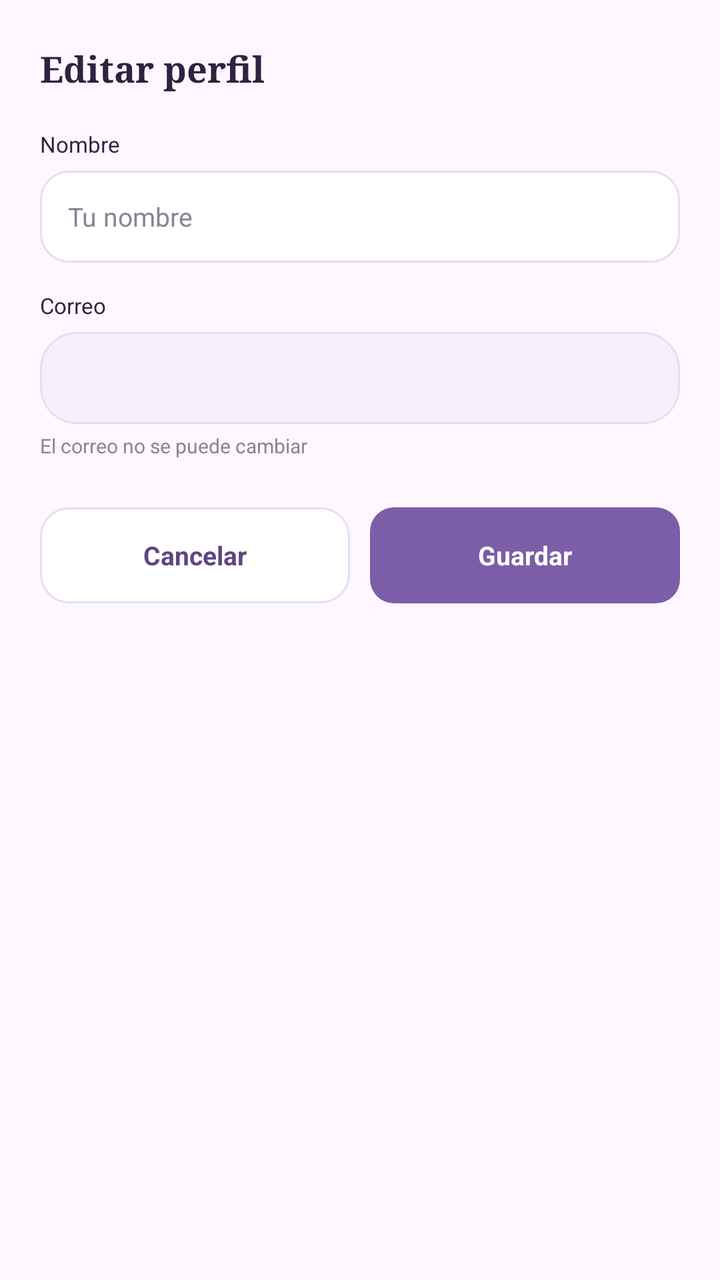
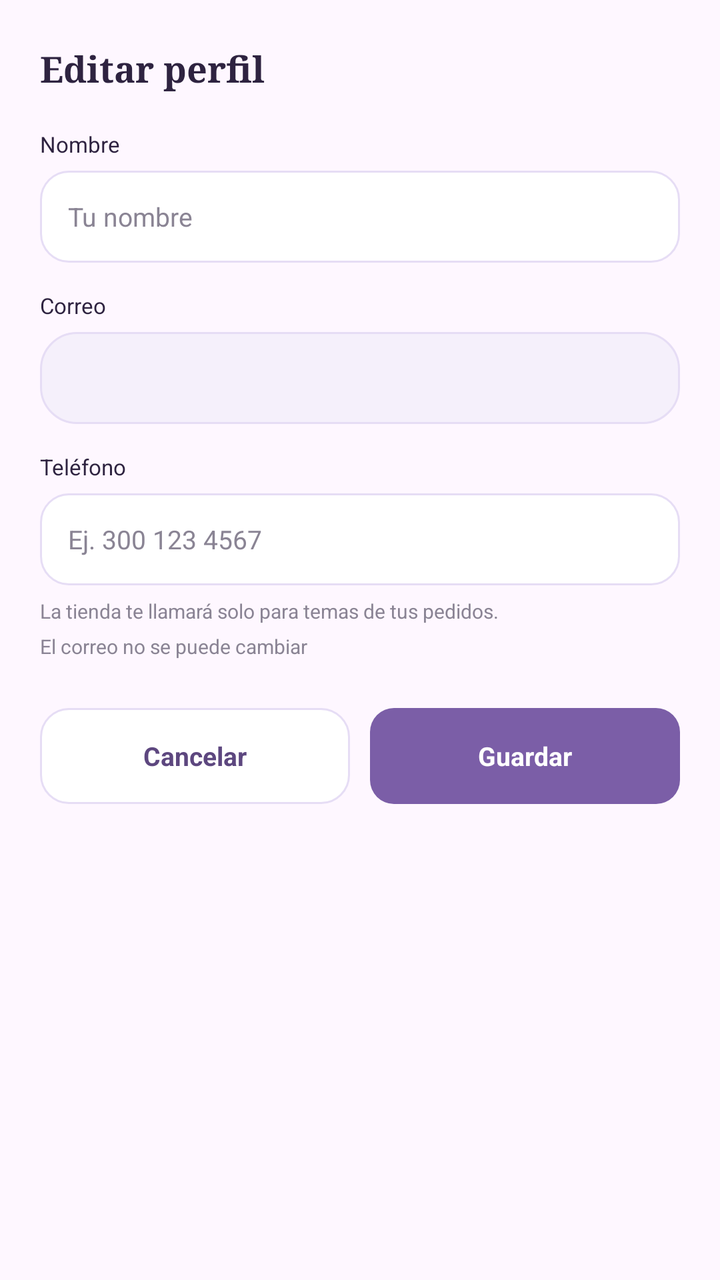

The first picture is an Android layout as it rendered before a commit; the second is the same layout after the commit. The layout source and the unified diff follow.
<!-- AndroidManifest.xml: application theme Theme.SasoBakeryApp -->
<!-- res/layout/dialog_editar_perfil_comprador.xml -->
<?xml version="1.0" encoding="utf-8"?>
<androidx.core.widget.NestedScrollView
    xmlns:android="http://schemas.android.com/apk/res/android"
    android:layout_width="match_parent"
    android:layout_height="wrap_content"
    android:overScrollMode="never">

    <LinearLayout
        android:layout_width="match_parent"
        android:layout_height="wrap_content"
        android:orientation="vertical"
        android:paddingStart="20dp"
        android:paddingTop="22dp"
        android:paddingEnd="20dp"
        android:paddingBottom="24dp">

        <TextView
            android:layout_width="wrap_content"
            android:layout_height="wrap_content"
            android:fontFamily="serif"
            android:text="Editar perfil"
            android:textColor="#2E2340"
            android:textSize="18sp"
            android:textStyle="bold" />

        <TextView
            android:layout_width="wrap_content"
            android:layout_height="wrap_content"
            android:layout_marginTop="18dp"
            android:text="Nombre"
            android:textColor="#2E2340"
            android:textSize="11sp" />

        <EditText
            android:id="@+id/etCompradorNombre"
            android:layout_width="match_parent"
            android:layout_height="46dp"
            android:layout_marginTop="6dp"
            android:background="@drawable/bg_users_input"
            android:hint="Tu nombre"
            android:importantForAutofill="no"
            android:inputType="textPersonName|textCapWords"
            android:maxLines="1"
            android:paddingStart="14dp"
            android:paddingEnd="14dp"
            android:textColor="#2E2340"
            android:textColorHint="#8A8494"
            android:textSize="13sp" />

        <TextView
            android:layout_width="wrap_content"
            android:layout_height="wrap_content"
            android:layout_marginTop="14dp"
            android:text="Correo"
            android:textColor="#2E2340"
            android:textSize="11sp" />

        <TextView
            android:id="@+id/tvCompradorCorreo"
            android:layout_width="match_parent"
            android:layout_height="46dp"
            android:layout_marginTop="6dp"
            android:background="@drawable/bg_users_stats"
            android:ellipsize="end"
            android:gravity="center_vertical"
            android:maxLines="1"
            android:paddingStart="14dp"
            android:paddingEnd="14dp"
            android:textColor="#8A8494"
            android:textSize="13sp" />

        <TextView
            android:layout_width="wrap_content"
            android:layout_height="wrap_content"
            android:layout_marginTop="4dp"
            android:text="El correo no se puede cambiar"
            android:textColor="#8A8494"
            android:textSize="10sp" />

        <LinearLayout
            android:layout_width="match_parent"
            android:layout_height="wrap_content"
            android:layout_marginTop="24dp"
            android:orientation="horizontal">

            <TextView
                android:id="@+id/btnCancelarPerfil"
                android:layout_width="0dp"
                android:layout_height="48dp"
                android:layout_weight="1"
                android:background="@drawable/bg_users_input"
                android:clickable="true"
                android:focusable="true"
                android:gravity="center"
                android:text="Cancelar"
                android:textColor="#5D477F"
                android:textSize="13sp"
                android:textStyle="bold" />

            <TextView
                android:id="@+id/btnGuardarPerfil"
                android:layout_width="0dp"
                android:layout_height="48dp"
                android:layout_marginStart="10dp"
                android:layout_weight="1"
                android:background="@drawable/bg_users_button"
                android:clickable="true"
                android:focusable="true"
                android:gravity="center"
                android:text="Guardar"
                android:textColor="#FFFFFF"
                android:textSize="13sp"
                android:textStyle="bold" />
        </LinearLayout>
    </LinearLayout>
</androidx.core.widget.NestedScrollView>
<!-- resources referenced by this layout -->
<resources>
  <!-- drawable bg_users_button (drawable) -->
  <?xml version="1.0" encoding="utf-8"?>
  <shape xmlns:android="http://schemas.android.com/apk/res/android" android:shape="rectangle">
      <solid android:color="#7B5EA7" />
      <corners android:radius="12dp" />
  </shape>
  <!-- drawable bg_users_input (drawable) -->
  <?xml version="1.0" encoding="utf-8"?>
  <shape xmlns:android="http://schemas.android.com/apk/res/android" android:shape="rectangle">
      <solid android:color="#FFFFFF" />
      <stroke android:width="1dp" android:color="#E6DDF5" />
      <corners android:radius="14dp" />
  </shape>
  <!-- drawable bg_users_stats (drawable) -->
  <?xml version="1.0" encoding="utf-8"?>
  <shape xmlns:android="http://schemas.android.com/apk/res/android" android:shape="rectangle">
      <solid android:color="#F5F0FB" />
      <stroke android:width="1dp" android:color="#E6DDF5" />
      <corners android:radius="18dp" />
  </shape>
  <style name="Theme.SasoBakeryApp" parent="Base.Theme.SasoBakeryApp" />
  <style name="Base.Theme.SasoBakeryApp" parent="Theme.Material3.DayNight.NoActionBar">
          
          
      </style>
</resources>

<!-- the commit's change to res/layout/dialog_editar_perfil_comprador.xml (unified diff, before → after) -->
@@ -72,6 +72,39 @@
         <TextView
             android:layout_width="wrap_content"
             android:layout_height="wrap_content"
+            android:layout_marginTop="14dp"
+            android:text="Teléfono"
+            android:textColor="#2E2340"
+            android:textSize="11sp" />
+
+        <EditText
+            android:id="@+id/etCompradorTelefono"
+            android:layout_width="match_parent"
+            android:layout_height="46dp"
+            android:layout_marginTop="6dp"
+            android:background="@drawable/bg_users_input"
+            android:hint="Ej. 300 123 4567"
+            android:importantForAutofill="no"
+            android:inputType="phone"
+            android:maxLength="20"
+            android:maxLines="1"
+            android:paddingStart="14dp"
+            android:paddingEnd="14dp"
+            android:textColor="#2E2340"
+            android:textColorHint="#8A8494"
+            android:textSize="13sp" />
+
+        <TextView
+            android:layout_width="wrap_content"
+            android:layout_height="wrap_content"
+            android:layout_marginTop="6dp"
+            android:text="La tienda te llamará solo para temas de tus pedidos."
+            android:textColor="#8A8494"
+            android:textSize="10sp" />
+
+        <TextView
+            android:layout_width="wrap_content"
+            android:layout_height="wrap_content"
             android:layout_marginTop="4dp"
             android:text="El correo no se puede cambiar"
             android:textColor="#8A8494"
